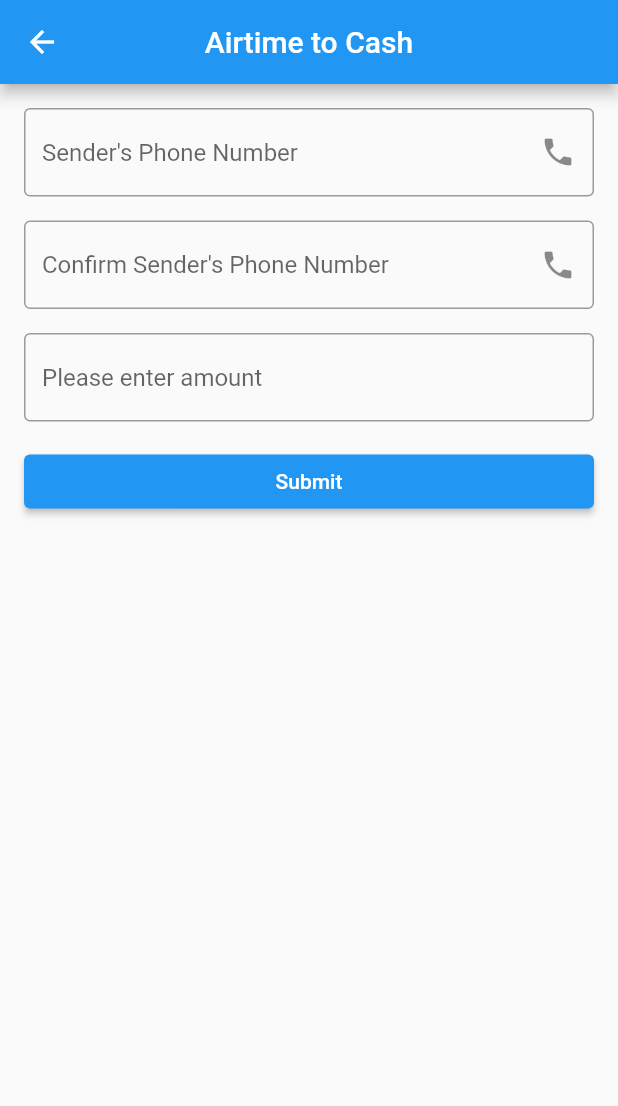
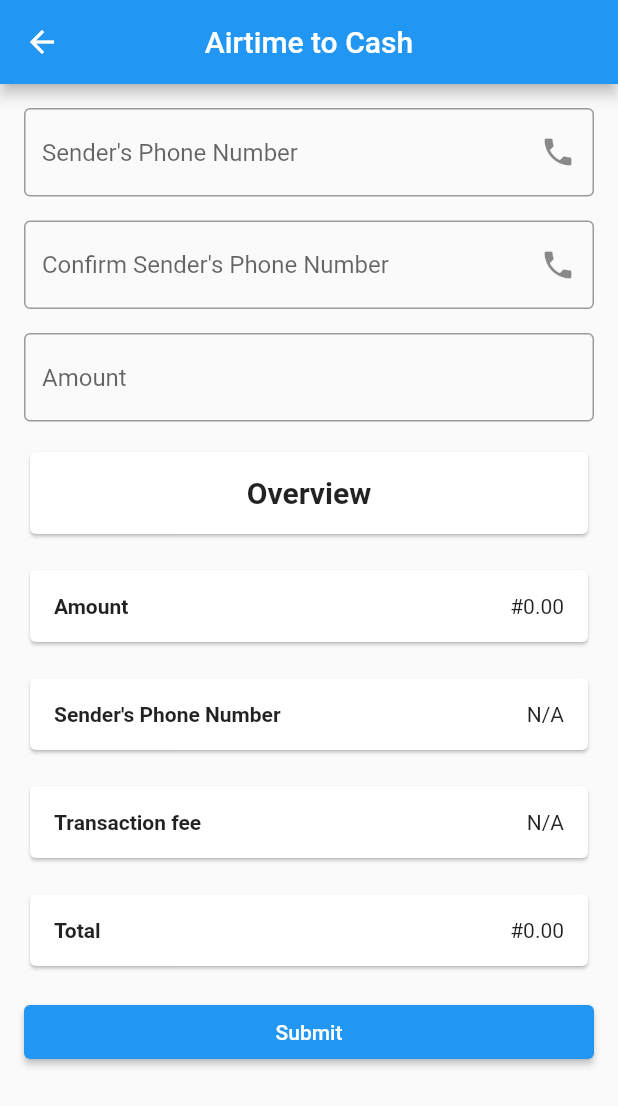
Before and after one commit to dennis-22-csc/T-Store, a Flutter app: the screen it shows after launch, on a phone screen of 412 x 824 dp. Shown: the top 1106 px of the screen. Run offline on Flutter 3.47's test engine with Material 2 defaults, Android fonts, the phone set to English and light mode, and no system bars; our stand-ins replace device_preview.

Commit message:
added review section to airtime convert form using multiple cards

```diff
--- a/frontend/lib/airtime_convert_form.dart
+++ b/frontend/lib/airtime_convert_form.dart
@@ -70,7 +70,7 @@ class AirtimeConvertState extends State<AirtimeConvert> {
               child: TextFormField(
                   controller: _otherAmountController,
                   decoration: const InputDecoration(
-                    hintText: "Please enter amount",
+                    hintText: "Amount",
                     border: OutlineInputBorder(
                       borderSide: BorderSide(
                         color: Colors.red,
@@ -81,6 +81,116 @@ class AirtimeConvertState extends State<AirtimeConvert> {
                   keyboardType: TextInputType.number,
                 ),
               ),
+
+              Container(
+                margin: const EdgeInsets.only(bottom: 16.0),
+                child: const Card(
+                  child: Padding(
+                    padding: EdgeInsets.all(16.0),
+                    child: Text(
+                      'Overview',
+                      textAlign: TextAlign.center,
+                      style: TextStyle(
+                        fontSize: 20.0,
+                        fontWeight: FontWeight.bold,
+                      ),
+                    ),
+                  ),
+                ),
+              ),
+
+              Container(
+                margin: const EdgeInsets.only(bottom: 16.0),
+                child: Card(
+                  child: Padding(
+                    padding: const EdgeInsets.all(16.0),
+                    child: Row(
+                      mainAxisAlignment: MainAxisAlignment.spaceBetween,
+                      children: const [
+                        Text(
+                          'Amount',
+                          style: TextStyle(
+                            fontWeight: FontWeight.bold,
+                          ),
+                        ),
+                        Text(
+                          '#0.00',
+                        ),
+                      ],
+                    ),
+                  ),
+                ),
+              ),
+
+              Container(
+                margin: const EdgeInsets.only(bottom: 16.0),
+                child: Card(
+                  child: Padding(
+                    padding: const EdgeInsets.all(16.0),
+                    child: Row(
+                      mainAxisAlignment: MainAxisAlignment.spaceBetween,
+                      children: const [
+                        Text(
+                          "Sender's Phone Number",
+                          style: TextStyle(
+                            fontWeight: FontWeight.bold,
+                          ),
+                        ),
+                        Text(
+                          'N/A',
+                        ),
+                      ],
+                    ),
+                  ),
+                ),
+              ),
+
+              Container(
+                margin: const EdgeInsets.only(bottom: 16.0),
+                child: Card(
+                  child: Padding(
+                    padding: const EdgeInsets.all(16.0),
+                    child: Row(
+                      mainAxisAlignment: MainAxisAlignment.spaceBetween,
+                      children: const [
+                        Text(
+                          'Transaction fee',
+                          style: TextStyle(
+                            fontWeight: FontWeight.bold,
+                          ),
+                        ),
+                        Text(
+                          'N/A',
+                        ),
+                      ],
+                    ),
+                  ),
+                ),
+              ),
+
+              Container(
+                margin: const EdgeInsets.only(bottom: 16.0),
+                child: Card(
+                  child: Padding(
+                    padding: const EdgeInsets.all(16.0),
+                    child: Row(
+                      mainAxisAlignment: MainAxisAlignment.spaceBetween,
+                      children: const [
+                        Text(
+                          'Total',
+                          style: TextStyle(
+                            fontWeight: FontWeight.bold,
+                          ),
+                        ),
+                        Text(
+                          '#0.00',
+                        ),
+                      ],
+                    ),
+                  ),
+                ),
+              ),
+
               Container(
                 margin: const EdgeInsets.only(bottom: 16.0),
                 child: ElevatedButton(
```
